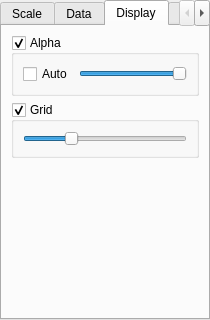
Before: the Qt Designer form lib/util/PlotWidget/plotConfigTemplate.ui in acq4/acq4, drawn with Qt 5.
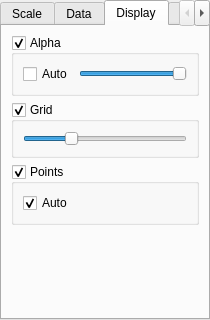
After: the same form once the commit is applied. The open tabs and pages were chosen to show the change.

Commit message: Added plot averaging and control over point display (still sorta untested)

Patch:
```diff
--- a/lib/util/PlotWidget/plotConfigTemplate.ui
+++ b/lib/util/PlotWidget/plotConfigTemplate.ui
@@ -410,6 +410,28 @@
          </layout>
         </widget>
        </item>
+       <item>
+        <widget class="QGroupBox" name="pointsGroup">
+         <property name="title">
+          <string>Points</string>
+         </property>
+         <property name="checkable">
+          <bool>true</bool>
+         </property>
+         <layout class="QVBoxLayout" name="verticalLayout_5">
+          <item>
+           <widget class="QCheckBox" name="autoPointsCheck">
+            <property name="text">
+             <string>Auto</string>
+            </property>
+            <property name="checked">
+             <bool>true</bool>
+            </property>
+           </widget>
+          </item>
+         </layout>
+        </widget>
+       </item>
        <item>
         <spacer name="verticalSpacer_2">
          <property name="orientation">
```
The commit also changes 3 other files.
